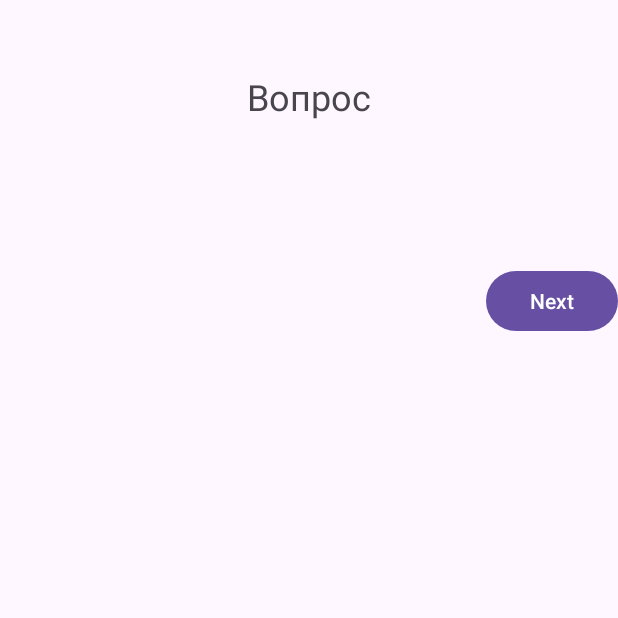
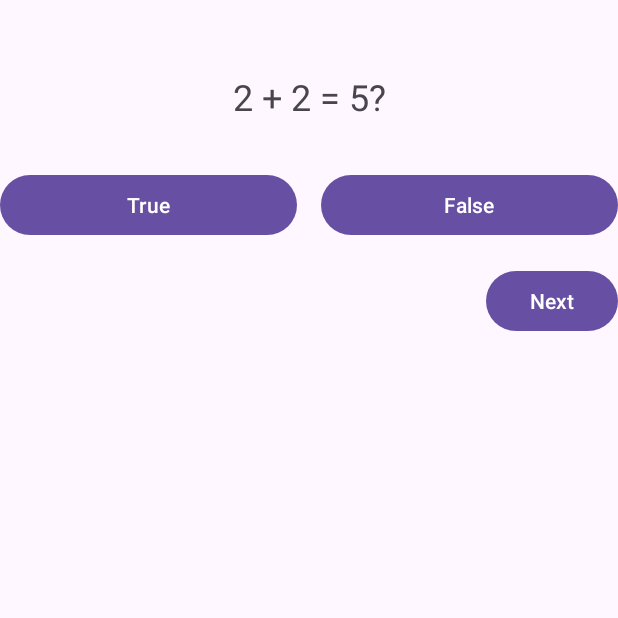
Before and after one commit to BIXTAR/GeoQuiz_Lab4, an Android app: the screen it shows after launch (MainActivity), after a tap on "Next", on a phone screen of 412 x 824 dp, the top half of it. Run offline under Robolectric (Android 15) with nearby library versions, the phone set to English and light mode, and no system bars; 1 other tap on this screen came first.

Commit message:
7. Функция обновления тестирования

```diff
--- a/app/src/main/java/com/example/geoquiz/MainActivity.kt
+++ b/app/src/main/java/com/example/geoquiz/MainActivity.kt
@@ -37,6 +37,7 @@ class MainActivity : AppCompatActivity() {
         correctAnswers = savedInstanceState?.getInt("correct") ?: 0
         answeredQuestions = savedInstanceState?.getIntegerArrayList("answered")?.toMutableSet() ?: mutableSetOf()
 
+        updateQuestion()
 
         trueButton.setOnClickListener {
             checkAnswer(true)
@@ -48,6 +49,7 @@ class MainActivity : AppCompatActivity() {
 
         nextButton.setOnClickListener {
             currentIndex++
+            updateQuestion()
         }
     }
 
@@ -58,6 +60,33 @@ class MainActivity : AppCompatActivity() {
         outState.putIntegerArrayList("answered", ArrayList(answeredQuestions))
     }
 
+    private fun updateQuestion() {
+        questionTextView.setText(questionBank[currentIndex].textResId)
+
+        if (answeredQuestions.contains(currentIndex)) {
+            trueButton.visibility = View.INVISIBLE
+            falseButton.visibility = View.INVISIBLE
+        } else {
+            trueButton.visibility = View.VISIBLE
+            falseButton.visibility = View.VISIBLE
+            trueButton.isEnabled = true
+            falseButton.isEnabled = true
+        }
+
+        if (currentIndex >= questionBank.size - 1) {
+            nextButton.isEnabled = false
+            nextButton.visibility = View.INVISIBLE
+
+            Toast.makeText(
+                this,
+                "Правильных ответов: $correctAnswers из ${questionBank.size}",
+                Toast.LENGTH_LONG
+            ).show()
+        } else {
+            nextButton.isEnabled = true
+            nextButton.visibility = View.VISIBLE
+        }
+    }
 
     private fun checkAnswer(userAnswer: Boolean) {
         val correctAnswer = questionBank[currentIndex].answer
```
